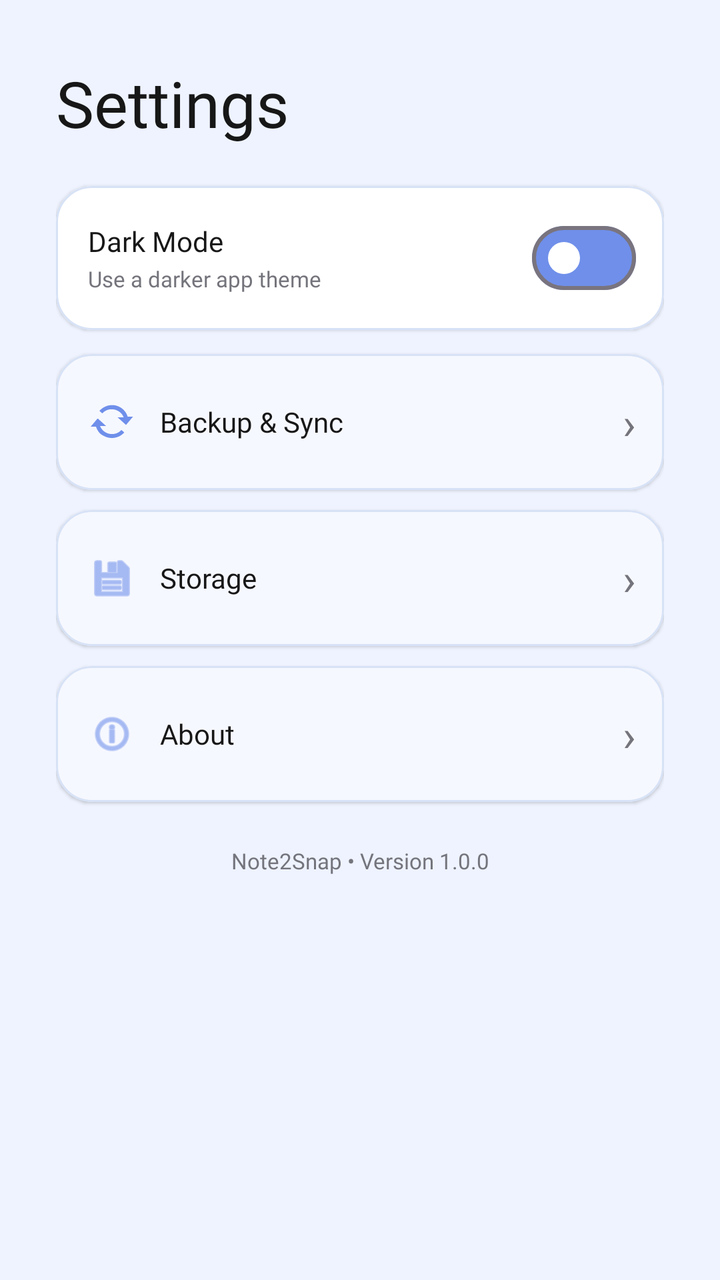
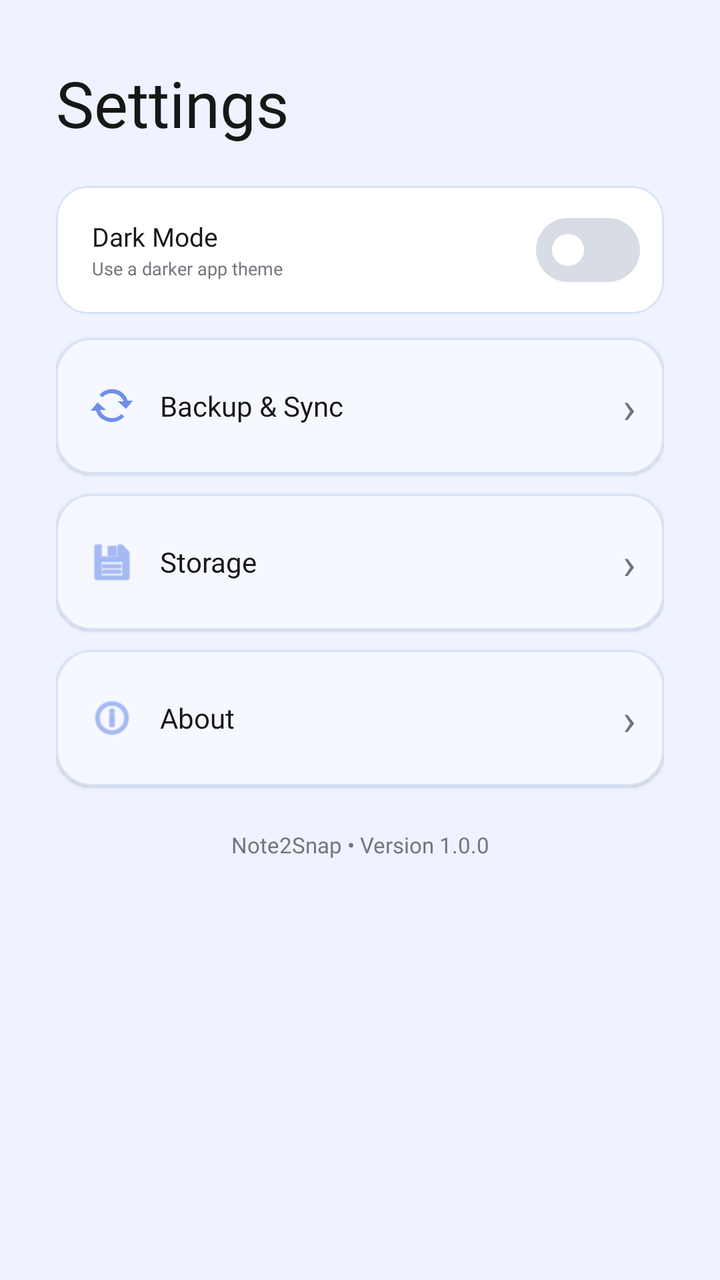

Screens rendered from an Android XML layout before and after an edit, with the pre-edit source and the edit as a unified diff.
<!-- AndroidManifest.xml: application theme Theme.Note2Snap -->
<!-- res/layout/fragment_settings.xml -->
<?xml version="1.0" encoding="utf-8"?>
<ScrollView xmlns:android="http://schemas.android.com/apk/res/android"
    xmlns:app="http://schemas.android.com/apk/res-auto"
    android:layout_width="match_parent"
    android:layout_height="match_parent"
    android:background="@color/nts_background"
    android:fillViewport="true">

    <LinearLayout
        android:layout_width="match_parent"
        android:layout_height="wrap_content"
        android:orientation="vertical"
        android:paddingStart="28dp"
        android:paddingTop="30dp"
        android:paddingEnd="28dp"
        android:paddingBottom="110dp">

        <TextView
            android:layout_width="wrap_content"
            android:layout_height="wrap_content"
            android:fontFamily="@font/apple_garamond_italic"
            android:text="Settings"
            android:textColor="@color/nts_text"
            android:textSize="32sp" />

        <com.google.android.material.card.MaterialCardView
            android:id="@+id/rlDarkMode"
            android:layout_width="match_parent"
            android:layout_height="72dp"
            android:layout_marginTop="20dp"
            app:cardBackgroundColor="@color/nts_surface"
            app:cardCornerRadius="18dp"
            app:cardElevation="1dp"
            app:strokeColor="@color/nts_blue_line"
            app:strokeWidth="1dp">

            <RelativeLayout
                android:layout_width="match_parent"
                android:layout_height="match_parent"
                android:paddingStart="16dp"
                android:paddingEnd="14dp">

                <LinearLayout
                    android:layout_width="wrap_content"
                    android:layout_height="wrap_content"
                    android:layout_centerVertical="true"
                    android:orientation="vertical">

                    <TextView
                        android:layout_width="wrap_content"
                        android:layout_height="wrap_content"
                        android:fontFamily="@font/poppins_semibold"
                        android:text="Dark Mode"
                        android:textColor="@color/nts_text"
                        android:textSize="14sp" />

                    <TextView
                        android:layout_width="wrap_content"
                        android:layout_height="wrap_content"
                        android:layout_marginTop="2dp"
                        android:fontFamily="@font/poppins_regular"
                        android:text="Use a darker app theme"
                        android:textColor="@color/nts_text_secondary"
                        android:textSize="11sp" />
                </LinearLayout>

                <com.google.android.material.materialswitch.MaterialSwitch
                    android:id="@+id/switchDarkMode"
                    android:layout_width="wrap_content"
                    android:layout_height="wrap_content"
                    android:layout_alignParentEnd="true"
                    android:layout_centerVertical="true"
                    app:thumbTint="@color/nts_surface"
                    app:trackTint="@color/nts_blue" />
            </RelativeLayout>
        </com.google.android.material.card.MaterialCardView>

        <com.google.android.material.card.MaterialCardView
            android:layout_width="match_parent"
            android:layout_height="68dp"
            android:layout_marginTop="12dp"
            app:cardBackgroundColor="@color/nts_surface_blue"
            app:cardCornerRadius="18dp"
            app:cardElevation="1dp"
            app:strokeColor="@color/nts_blue_line"
            app:strokeWidth="1dp">
            <LinearLayout
                android:layout_width="match_parent"
                android:layout_height="match_parent"
                android:gravity="center_vertical"
                android:orientation="horizontal"
                android:paddingStart="16dp"
                android:paddingEnd="14dp">
                <ImageView
                    android:layout_width="24dp"
                    android:layout_height="24dp"
                    android:contentDescription="Backup and Sync"
                    android:src="@android:drawable/stat_notify_sync"
                    app:tint="@color/nts_blue" />
                <TextView
                    android:layout_width="0dp"
                    android:layout_height="wrap_content"
                    android:layout_marginStart="12dp"
                    android:layout_weight="1"
                    android:fontFamily="@font/poppins_medium"
                    android:text="Backup &amp; Sync"
                    android:textColor="@color/nts_text"
                    android:textSize="14sp" />
                <TextView
                    android:layout_width="wrap_content"
                    android:layout_height="wrap_content"
                    android:fontFamily="@font/poppins_regular"
                    android:text="›"
                    android:textColor="@color/nts_text_secondary"
                    android:textSize="22sp" />
            </LinearLayout>
        </com.google.android.material.card.MaterialCardView>

        <com.google.android.material.card.MaterialCardView
            android:layout_width="match_parent"
            android:layout_height="68dp"
            android:layout_marginTop="10dp"
            app:cardBackgroundColor="@color/nts_surface_blue"
            app:cardCornerRadius="18dp"
            app:cardElevation="1dp"
            app:strokeColor="@color/nts_blue_line"
            app:strokeWidth="1dp">
            <LinearLayout
                android:layout_width="match_parent"
                android:layout_height="match_parent"
                android:gravity="center_vertical"
                android:orientation="horizontal"
                android:paddingStart="16dp"
                android:paddingEnd="14dp">
                <ImageView
                    android:layout_width="24dp"
                    android:layout_height="24dp"
                    android:contentDescription="Storage"
                    android:src="@android:drawable/ic_menu_save"
                    app:tint="@color/nts_blue" />
                <TextView
                    android:layout_width="0dp"
                    android:layout_height="wrap_content"
                    android:layout_marginStart="12dp"
                    android:layout_weight="1"
                    android:fontFamily="@font/poppins_medium"
                    android:text="Storage"
                    android:textColor="@color/nts_text"
                    android:textSize="14sp" />
                <TextView
                    android:layout_width="wrap_content"
                    android:layout_height="wrap_content"
                    android:fontFamily="@font/poppins_regular"
                    android:text="›"
                    android:textColor="@color/nts_text_secondary"
                    android:textSize="22sp" />
            </LinearLayout>
        </com.google.android.material.card.MaterialCardView>

        <com.google.android.material.card.MaterialCardView
            android:layout_width="match_parent"
            android:layout_height="68dp"
            android:layout_marginTop="10dp"
            app:cardBackgroundColor="@color/nts_surface_blue"
            app:cardCornerRadius="18dp"
            app:cardElevation="1dp"
            app:strokeColor="@color/nts_blue_line"
            app:strokeWidth="1dp">
            <LinearLayout
                android:layout_width="match_parent"
                android:layout_height="match_parent"
                android:gravity="center_vertical"
                android:orientation="horizontal"
                android:paddingStart="16dp"
                android:paddingEnd="14dp">
                <ImageView
                    android:layout_width="24dp"
                    android:layout_height="24dp"
                    android:contentDescription="About"
                    android:src="@android:drawable/ic_menu_info_details"
                    app:tint="@color/nts_blue" />
                <TextView
                    android:layout_width="0dp"
                    android:layout_height="wrap_content"
                    android:layout_marginStart="12dp"
                    android:layout_weight="1"
                    android:fontFamily="@font/poppins_medium"
                    android:text="About"
                    android:textColor="@color/nts_text"
                    android:textSize="14sp" />
                <TextView
                    android:layout_width="wrap_content"
                    android:layout_height="wrap_content"
                    android:fontFamily="@font/poppins_regular"
                    android:text="›"
                    android:textColor="@color/nts_text_secondary"
                    android:textSize="22sp" />
            </LinearLayout>
        </com.google.android.material.card.MaterialCardView>

        <TextView
            android:layout_width="match_parent"
            android:layout_height="wrap_content"
            android:layout_marginTop="22dp"
            android:fontFamily="@font/poppins_regular"
            android:gravity="center"
            android:text="Note2Snap • Version 1.0.0"
            android:textColor="@color/nts_text_secondary"
            android:textSize="11sp" />
    </LinearLayout>
</ScrollView>
<!-- resources referenced by this layout -->
<resources>
  <color name="nts_background">#EEF3FF</color>
  <color name="nts_blue">#6F8FEA</color>
  <color name="nts_blue_line">#D7E2F6</color>
  <color name="nts_surface">#FFFFFF</color>
  <color name="nts_surface_blue">#F6F8FF</color>
  <color name="nts_text">#171717</color>
  <color name="nts_text_secondary">#74747C</color>
  <style name="Theme.Note2Snap" parent="Theme.Material3.DayNight.NoActionBar">
  
          <item name="colorPrimary">#6F8FEA</item>
          <item name="colorOnPrimary">#FFFFFF</item>
  
          <item name="colorSecondary">#FFF79A</item>
          <item name="colorOnSecondary">#171717</item>
  
          <item name="android:colorAccent">#6F8FEA</item>
  
          <item name="android:windowBackground">#EEF3FF</item>
          <item name="android:statusBarColor">#EEF3FF</item>
          <item name="android:navigationBarColor">#FFFFFF</item>
  
          <item name="android:windowLightStatusBar">true</item>
          <item name="android:windowLightNavigationBar">true</item>
  
      </style>
</resources>

<!-- the commit's change to res/layout/fragment_settings.xml (unified diff, before → after) -->
@@ -26,24 +26,26 @@
         <com.google.android.material.card.MaterialCardView
             android:id="@+id/rlDarkMode"
             android:layout_width="match_parent"
-            android:layout_height="72dp"
+            android:layout_height="64dp"
             android:layout_marginTop="20dp"
             app:cardBackgroundColor="@color/nts_surface"
-            app:cardCornerRadius="18dp"
-            app:cardElevation="1dp"
-            app:strokeColor="@color/nts_blue_line"
-            app:strokeWidth="1dp">
-
-            <RelativeLayout
-                android:layout_width="match_parent"
-                android:layout_height="match_parent"
-                android:paddingStart="16dp"
-                android:paddingEnd="14dp">
+            app:cardCornerRadius="16dp"
+            app:cardElevation="0dp"
+            app:strokeColor="@color/nts_blue_line"
+            app:strokeWidth="1dp">
+
+            <LinearLayout
+                android:layout_width="match_parent"
+                android:layout_height="match_parent"
+                android:gravity="center_vertical"
+                android:orientation="horizontal"
+                android:paddingStart="18dp"
+                android:paddingEnd="12dp">
 
                 <LinearLayout
-                    android:layout_width="wrap_content"
-                    android:layout_height="wrap_content"
-                    android:layout_centerVertical="true"
+                    android:layout_width="0dp"
+                    android:layout_height="wrap_content"
+                    android:layout_weight="1"
                     android:orientation="vertical">
 
                     <TextView
@@ -52,27 +54,29 @@
                         android:fontFamily="@font/poppins_semibold"
                         android:text="Dark Mode"
                         android:textColor="@color/nts_text"
-                        android:textSize="14sp" />
+                        android:textSize="13sp" />
 
                     <TextView
                         android:layout_width="wrap_content"
                         android:layout_height="wrap_content"
-                        android:layout_marginTop="2dp"
+                        android:layout_marginTop="1dp"
                         android:fontFamily="@font/poppins_regular"
                         android:text="Use a darker app theme"
                         android:textColor="@color/nts_text_secondary"
-                        android:textSize="11sp" />
+                        android:textSize="9sp" />
+
                 </LinearLayout>
 
                 <com.google.android.material.materialswitch.MaterialSwitch
                     android:id="@+id/switchDarkMode"
-                    android:layout_width="wrap_content"
-                    android:layout_height="wrap_content"
-                    android:layout_alignParentEnd="true"
-                    android:layout_centerVertical="true"
-                    app:thumbTint="@color/nts_surface"
-                    app:trackTint="@color/nts_blue" />
-            </RelativeLayout>
+                    android:layout_width="52dp"
+                    android:layout_height="32dp"
+                    app:thumbTint="@color/switch_thumb_tint"
+                    app:trackTint="@color/switch_track_tint"
+                    app:trackDecorationTint="@android:color/transparent" />
+
+            </LinearLayout>
+
         </com.google.android.material.card.MaterialCardView>
 
         <com.google.android.material.card.MaterialCardView
